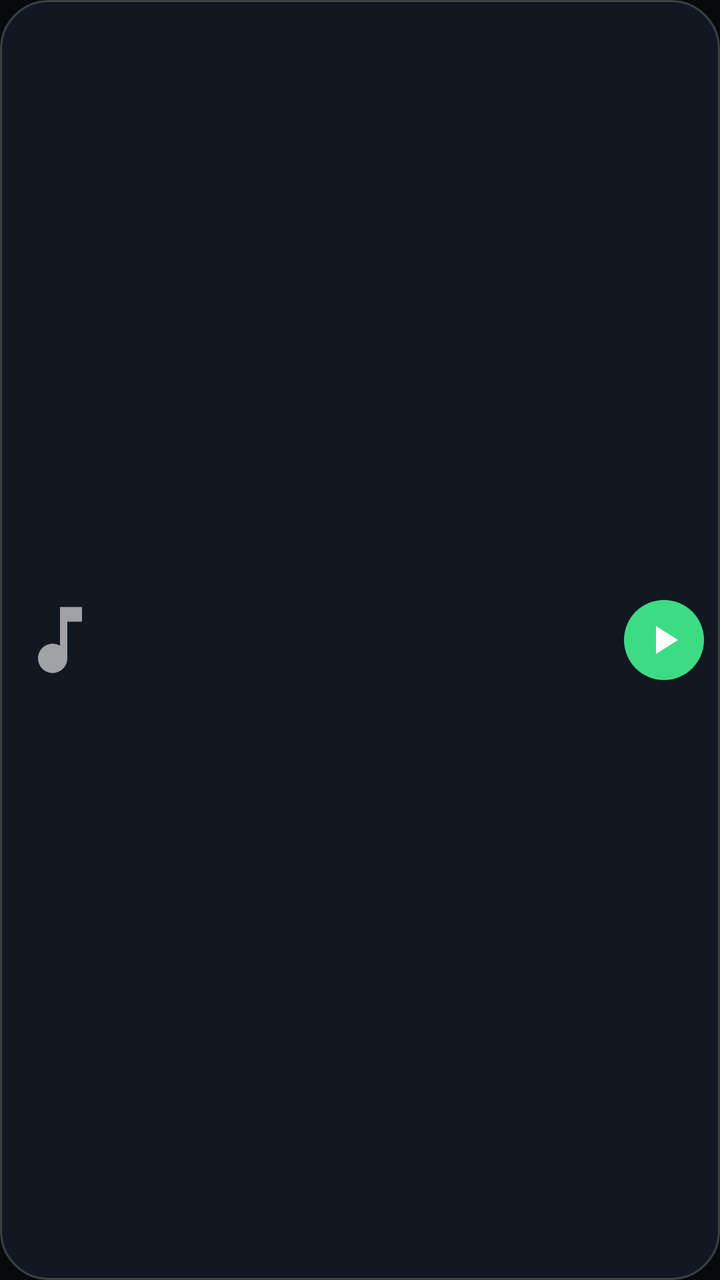
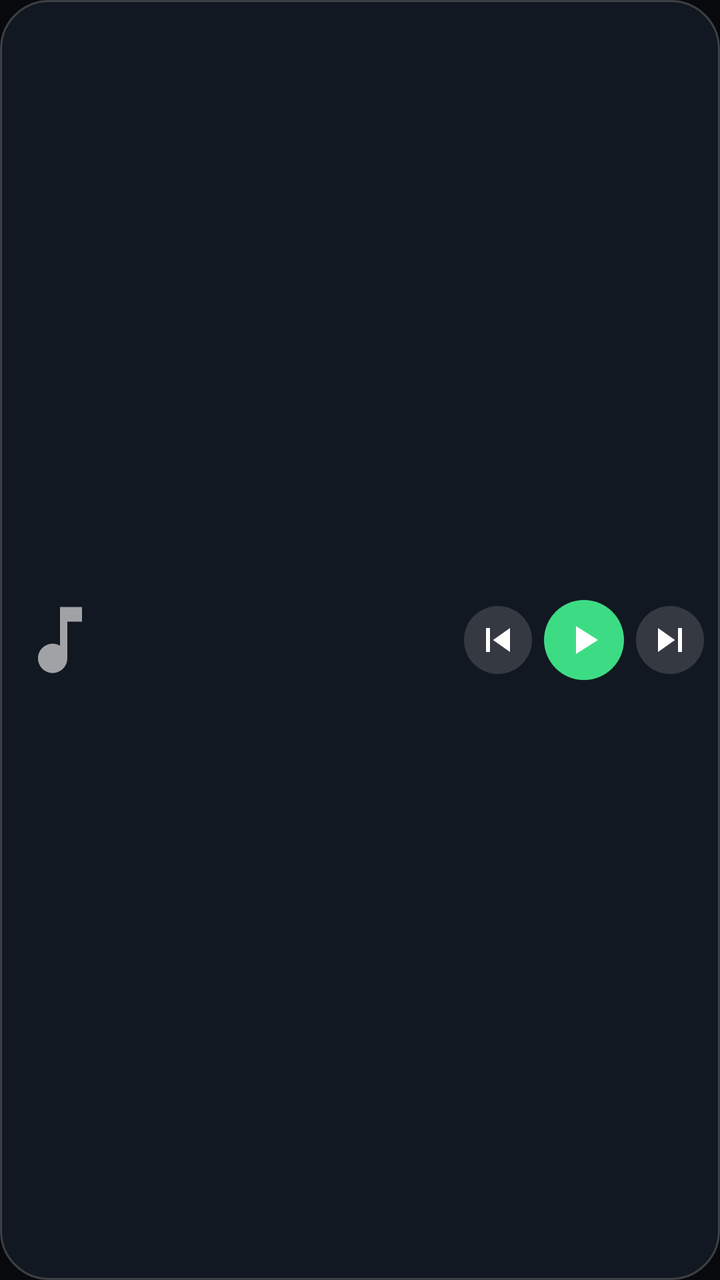

Before-and-after screenshots of an Android layout around one commit, followed by the original layout XML and the change that was made.
<!-- AndroidManifest.xml: application theme Theme.Ritmo -->
<!-- res/layout/widget_small.xml -->
<?xml version="1.0" encoding="utf-8"?>
<LinearLayout xmlns:android="http://schemas.android.com/apk/res/android"
    android:id="@+id/w_root" android:layout_width="match_parent" android:layout_height="match_parent"
    android:background="@drawable/widget_bg" android:orientation="horizontal"
    android:gravity="center_vertical" android:padding="8dp">
    <ImageView android:id="@+id/w_cover" android:layout_width="44dp" android:layout_height="44dp"
        android:scaleType="centerCrop" android:src="@drawable/ic_w_note" />
    <LinearLayout android:layout_width="0dp" android:layout_height="wrap_content" android:layout_weight="1"
        android:orientation="vertical" android:layout_marginStart="10dp" android:layout_marginEnd="6dp">
        <TextView android:id="@+id/w_title" android:layout_width="match_parent" android:layout_height="wrap_content"
            android:textColor="#FFFFFFFF" android:textSize="13sp" android:textStyle="bold"
            android:singleLine="true" android:ellipsize="end" />
        <TextView android:id="@+id/w_artist" android:layout_width="match_parent" android:layout_height="wrap_content"
            android:textColor="#B3FFFFFF" android:textSize="11sp" android:singleLine="true" android:ellipsize="end" />
    </LinearLayout>
    <ImageButton android:id="@+id/w_play" android:layout_width="40dp" android:layout_height="40dp"
        android:background="@drawable/widget_btn_main" android:src="@drawable/ic_w_play"
        android:padding="8dp" android:contentDescription="Reproducir o pausar" />
</LinearLayout>
<!-- resources referenced by this layout -->
<resources>
  <!-- drawable ic_w_note (drawable) -->
  <vector xmlns:android="http://schemas.android.com/apk/res/android"
      android:width="24dp" android:height="24dp" android:viewportWidth="24" android:viewportHeight="24">
      <path android:fillColor="#99FFFFFF" android:pathData="M12,3v10.55c-0.59,-0.34 -1.27,-0.55 -2,-0.55 -2.21,0 -4,1.79 -4,4s1.79,4 4,4 4,-1.79 4,-4V7h4V3h-6z" />
  </vector>
  <!-- drawable ic_w_play (drawable) -->
  <vector xmlns:android="http://schemas.android.com/apk/res/android"
      android:width="24dp" android:height="24dp" android:viewportWidth="24" android:viewportHeight="24">
      <path android:fillColor="#FFFFFFFF" android:pathData="M8,5v14l11,-7z" />
  </vector>
  <!-- drawable widget_bg (drawable) -->
  <shape xmlns:android="http://schemas.android.com/apk/res/android" android:shape="rectangle">
      <solid android:color="#F2141A22" />
      <corners android:radius="24dp" />
      <stroke android:width="1dp" android:color="#33FFFFFF" />
  </shape>
  <!-- drawable widget_btn_main (drawable) -->
  <shape xmlns:android="http://schemas.android.com/apk/res/android" android:shape="oval">
      <solid android:color="#FF3DDC84" />
  </shape>
  <style name="Theme.Ritmo" parent="android:Theme.Material.NoActionBar">
          <item name="android:windowBackground">@color/window_bg</item>
          <item name="android:statusBarColor">@android:color/transparent</item>
          <item name="android:navigationBarColor">@android:color/transparent</item>
      </style>
  <color name="window_bg">#FF07090C</color>
</resources>

<!-- the commit's change to res/layout/widget_small.xml (unified diff, before → after) -->
@@ -13,7 +13,13 @@
         <TextView android:id="@+id/w_artist" android:layout_width="match_parent" android:layout_height="wrap_content"
             android:textColor="#B3FFFFFF" android:textSize="11sp" android:singleLine="true" android:ellipsize="end" />
     </LinearLayout>
+    <ImageButton android:id="@+id/w_prev" android:layout_width="34dp" android:layout_height="34dp"
+        android:background="@drawable/widget_btn" android:src="@drawable/ic_w_prev"
+        android:padding="7dp" android:contentDescription="Anterior" />
     <ImageButton android:id="@+id/w_play" android:layout_width="40dp" android:layout_height="40dp"
-        android:background="@drawable/widget_btn_main" android:src="@drawable/ic_w_play"
+        android:layout_marginStart="6dp" android:background="@drawable/widget_btn_main" android:src="@drawable/ic_w_play"
         android:padding="8dp" android:contentDescription="Reproducir o pausar" />
+    <ImageButton android:id="@+id/w_next" android:layout_width="34dp" android:layout_height="34dp"
+        android:layout_marginStart="6dp" android:background="@drawable/widget_btn" android:src="@drawable/ic_w_next"
+        android:padding="7dp" android:contentDescription="Siguiente" />
 </LinearLayout>
<!-- resource entries referenced after the edit -->
@@ -1,5 +1,10 @@
 <!-- resources referenced by this layout -->
 <resources>
+  <!-- drawable ic_w_next (drawable) -->
+  <vector xmlns:android="http://schemas.android.com/apk/res/android"
+      android:width="24dp" android:height="24dp" android:viewportWidth="24" android:viewportHeight="24">
+      <path android:fillColor="#FFFFFFFF" android:pathData="M6,18l8.5,-6L6,6v12zM16,6v12h2V6h-2z" />
+  </vector>
   <!-- drawable ic_w_note (drawable) -->
   <vector xmlns:android="http://schemas.android.com/apk/res/android"
       android:width="24dp" android:height="24dp" android:viewportWidth="24" android:viewportHeight="24">
@@ -10,11 +15,20 @@
       android:width="24dp" android:height="24dp" android:viewportWidth="24" android:viewportHeight="24">
       <path android:fillColor="#FFFFFFFF" android:pathData="M8,5v14l11,-7z" />
   </vector>
+  <!-- drawable ic_w_prev (drawable) -->
+  <vector xmlns:android="http://schemas.android.com/apk/res/android"
+      android:width="24dp" android:height="24dp" android:viewportWidth="24" android:viewportHeight="24">
+      <path android:fillColor="#FFFFFFFF" android:pathData="M6,6h2v12H6zM9.5,12l8.5,6V6z" />
+  </vector>
   <!-- drawable widget_bg (drawable) -->
   <shape xmlns:android="http://schemas.android.com/apk/res/android" android:shape="rectangle">
       <solid android:color="#F2141A22" />
       <corners android:radius="24dp" />
       <stroke android:width="1dp" android:color="#33FFFFFF" />
+  </shape>
+  <!-- drawable widget_btn (drawable) -->
+  <shape xmlns:android="http://schemas.android.com/apk/res/android" android:shape="oval">
+      <solid android:color="#26FFFFFF" />
   </shape>
   <!-- drawable widget_btn_main (drawable) -->
   <shape xmlns:android="http://schemas.android.com/apk/res/android" android:shape="oval">
